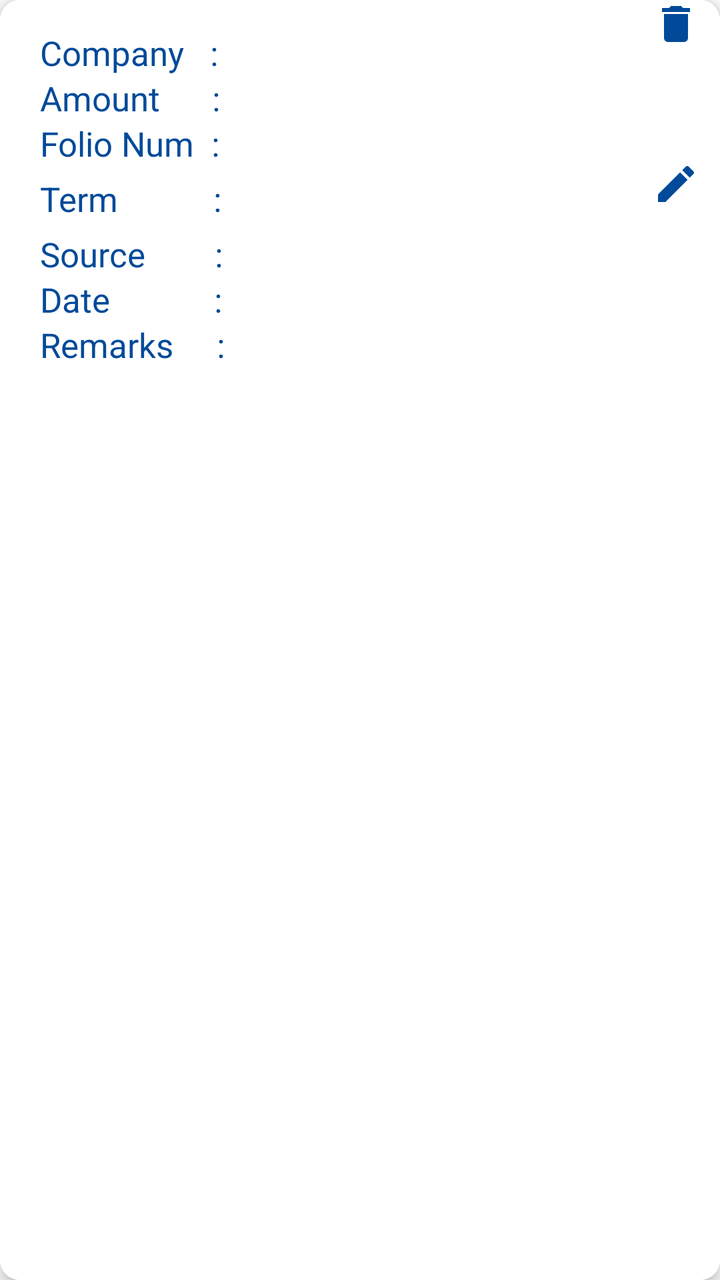
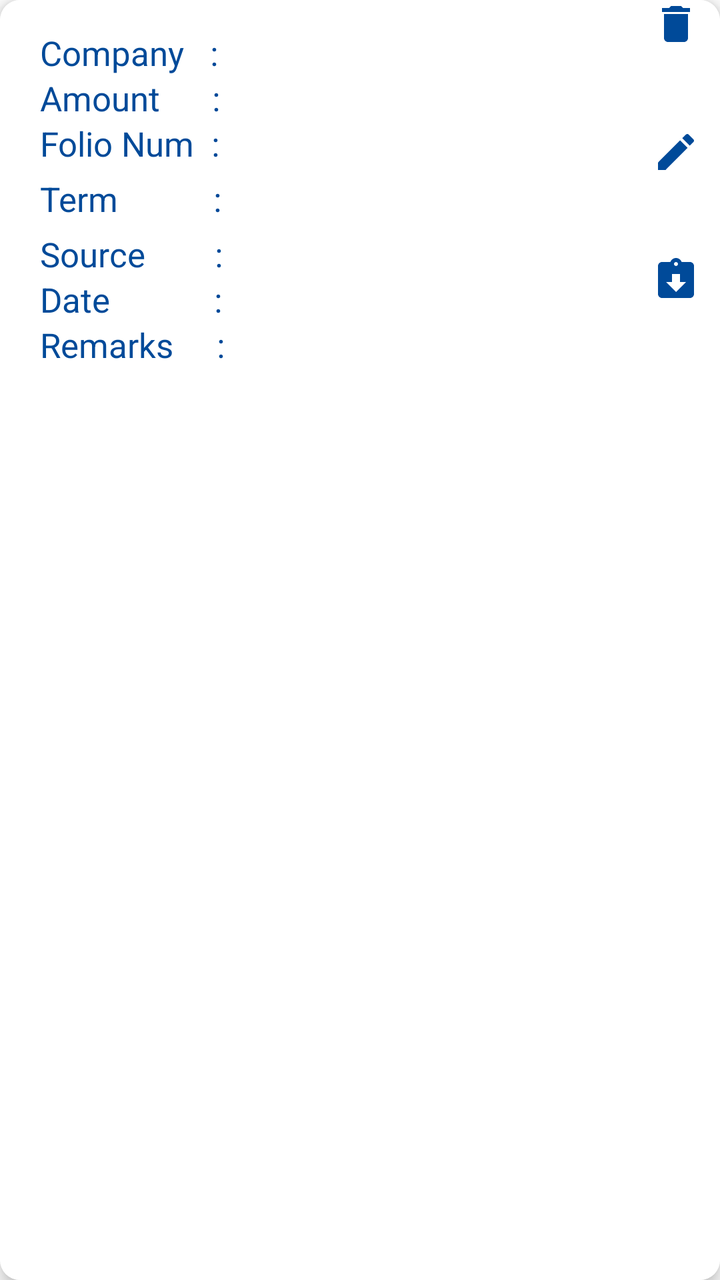

An Android layout rendered at two revisions. The XML below is the earlier revision; the diff shows what the commit changed to produce the second picture.
<!-- AndroidManifest.xml: application theme AppTheme -->
<!-- res/layout/view_investment_details_view.xml -->
<?xml version="1.0" encoding="utf-8"?>
<androidx.cardview.widget.CardView xmlns:android="http://schemas.android.com/apk/res/android"
    xmlns:app="http://schemas.android.com/apk/res-auto"
    xmlns:tools="http://schemas.android.com/tools"
    android:id="@+id/cardView1"
    android:layout_width="match_parent"
    android:layout_height="wrap_content"
    android:layout_margin="10dp"
    app:cardCornerRadius="10dp"
    app:cardElevation="5dp">

    <androidx.constraintlayout.widget.ConstraintLayout
        android:layout_width="match_parent"
        android:layout_height="match_parent"
        android:background="@color/white">

        <LinearLayout
            android:layout_width="match_parent"
            android:layout_height="match_parent"
            android:layout_marginStart="10dp"
            android:layout_marginTop="10dp"
            android:layout_marginEnd="40dp"
            android:layout_marginBottom="10dp"
            android:baselineAligned="false"
            android:orientation="vertical"
            app:layout_constraintBottom_toBottomOf="parent"
            app:layout_constraintEnd_toStartOf="@+id/constraintLayout"
            app:layout_constraintStart_toStartOf="parent"
            app:layout_constraintTop_toTopOf="parent">

            <LinearLayout
                android:layout_width="wrap_content"
                android:layout_height="wrap_content"
                android:layout_gravity="center_vertical"
                android:orientation="horizontal">

                <TextView
                    android:layout_width="wrap_content"
                    android:layout_height="wrap_content"
                    android:layout_marginStart="10dp"
                    android:layout_marginTop="5dp"
                    android:text="Company   :"
                    android:textColor="@color/background"
                    android:textSize="17sp"
                    tools:ignore="HardcodedText" />

                <TextView
                    android:id="@+id/invDetCompany"
                    android:layout_width="wrap_content"
                    android:layout_height="wrap_content"
                    android:layout_marginStart="10dp"
                    android:layout_marginTop="5dp"
                    android:textColor="@color/background"
                    android:textSize="17sp"
                    android:textStyle="italic|bold" />
            </LinearLayout>

            <LinearLayout
                android:layout_width="wrap_content"
                android:layout_height="wrap_content"
                android:layout_gravity="center_vertical"
                android:orientation="horizontal">

                <TextView
                    android:layout_width="wrap_content"
                    android:layout_height="wrap_content"
                    android:layout_marginStart="10dp"
                    android:text="Amount      :"
                    android:textColor="@color/background"
                    android:textSize="17sp"
                    tools:ignore="HardcodedText" />

                <TextView
                    android:id="@+id/invDetAmount"
                    android:layout_width="wrap_content"
                    android:layout_height="wrap_content"
                    android:layout_marginStart="10dp"
                    android:textColor="@color/background"
                    android:textSize="17sp"
                    android:textStyle="italic|bold" />
            </LinearLayout>

            <LinearLayout
                android:layout_width="wrap_content"
                android:layout_height="wrap_content"
                android:layout_gravity="center_vertical"
                android:orientation="horizontal">

                <TextView
                    android:layout_width="wrap_content"
                    android:layout_height="wrap_content"
                    android:layout_marginStart="10dp"
                    android:layout_marginBottom="5dp"
                    android:text="Folio Num  :"
                    android:textColor="@color/background"
                    android:textSize="17sp"
                    tools:ignore="HardcodedText" />

                <TextView
                    android:id="@+id/invDetFolio"
                    android:layout_width="wrap_content"
                    android:layout_height="wrap_content"
                    android:layout_marginStart="10dp"
                    android:layout_marginBottom="5dp"
                    android:textColor="@color/background"
                    android:textSize="17sp"
                    android:textStyle="italic|bold" />

            </LinearLayout>

            <LinearLayout
                android:layout_width="wrap_content"
                android:layout_height="wrap_content"
                android:layout_gravity="center_vertical"
                android:orientation="horizontal">

                <TextView
                    android:layout_width="wrap_content"
                    android:layout_height="wrap_content"
                    android:layout_marginStart="10dp"
                    android:layout_marginBottom="5dp"
                    android:text="Term           :"
                    android:textColor="@color/background"
                    android:textSize="17sp"
                    tools:ignore="HardcodedText" />

                <TextView
                    android:id="@+id/invDetTerm"
                    android:layout_width="wrap_content"
                    android:layout_height="wrap_content"
                    android:layout_marginStart="10dp"
                    android:layout_marginBottom="5dp"
                    android:text=""
                    android:textColor="@color/background"
                    android:textSize="17sp"
                    android:textStyle="italic|bold" />
            </LinearLayout>

            <LinearLayout
                android:layout_width="wrap_content"
                android:layout_height="wrap_content"
                android:layout_gravity="center_vertical"
                android:orientation="horizontal">

                <TextView
                    android:layout_width="wrap_content"
                    android:layout_height="wrap_content"
                    android:layout_marginStart="10dp"
                    android:text="Source        :"
                    android:textColor="@color/background"
                    android:textSize="17sp"
                    tools:ignore="HardcodedText" />

                <TextView
                    android:id="@+id/invDetSource"
                    android:layout_width="wrap_content"
                    android:layout_height="wrap_content"
                    android:layout_marginStart="10dp"
                    android:textColor="@color/background"
                    android:textSize="17sp"
                    android:textStyle="italic|bold" />
            </LinearLayout>

            <LinearLayout
                android:layout_width="wrap_content"
                android:layout_height="wrap_content"
                android:layout_gravity="center_vertical"
                android:orientation="horizontal">

                <TextView
                    android:layout_width="wrap_content"
                    android:layout_height="wrap_content"
                    android:layout_marginStart="10dp"
                    android:text="Date            :"
                    android:textColor="@color/background"
                    android:textSize="17sp"
                    tools:ignore="HardcodedText" />

                <TextView
                    android:id="@+id/invDetDate"
                    android:layout_width="wrap_content"
                    android:layout_height="wrap_content"
                    android:layout_marginStart="10dp"
                    android:textColor="@color/background"
                    android:textSize="17sp"
                    android:textStyle="italic|bold" />
            </LinearLayout>

            <LinearLayout
                android:layout_width="wrap_content"
                android:layout_height="wrap_content"
                android:layout_gravity="center_vertical"
                android:orientation="horizontal">

                <TextView
                    android:layout_width="wrap_content"
                    android:layout_height="wrap_content"
                    android:layout_marginStart="10dp"
                    android:layout_marginBottom="5dp"
                    android:text="Remarks     :"
                    android:textColor="@color/background"
                    android:textSize="17sp"
                    tools:ignore="HardcodedText" />

                <TextView
                    android:id="@+id/invDetRemarks"
                    android:layout_width="wrap_content"
                    android:layout_height="wrap_content"
                    android:layout_marginStart="10dp"
                    android:layout_marginBottom="5dp"
                    android:text=""
                    android:textColor="@color/background"
                    android:textSize="17sp"
                    android:textStyle="italic|bold" />
            </LinearLayout>

        </LinearLayout>

        <androidx.constraintlayout.widget.ConstraintLayout
            android:id="@+id/constraintLayout"
            android:layout_width="wrap_content"
            android:layout_height="match_parent"
            android:layout_marginEnd="10dp"
            app:layout_constraintBottom_toBottomOf="parent"
            app:layout_constraintEnd_toEndOf="parent"
            app:layout_constraintTop_toTopOf="parent">

            <ImageView
                android:id="@+id/investDetEditBtn"
                android:layout_width="wrap_content"
                android:layout_height="wrap_content"
                android:layout_marginTop="80dp"
                android:contentDescription="@string/investment_details_edit_btn"
                android:src="@drawable/ic_edit"
                app:layout_constraintEnd_toEndOf="parent"
                app:layout_constraintStart_toStartOf="parent"
                app:layout_constraintTop_toTopOf="parent" />

            <ImageView
                android:id="@+id/investDetDeleteBtn"
                android:layout_width="wrap_content"
                android:layout_height="wrap_content"
                android:contentDescription="@string/investment_details_delete_btn"
                android:src="@drawable/ic_delete"
                app:layout_constraintEnd_toEndOf="parent"
                app:layout_constraintStart_toStartOf="parent"
                app:layout_constraintTop_toTopOf="parent" />

        </androidx.constraintlayout.widget.ConstraintLayout>

    </androidx.constraintlayout.widget.ConstraintLayout>

</androidx.cardview.widget.CardView>
<!-- resources referenced by this layout -->
<resources>
  <color name="background">#004A99</color>
  <color name="white">#FFFFFFFF</color>
  <!-- drawable ic_delete (drawable) -->
  <vector xmlns:android="http://schemas.android.com/apk/res/android"
      android:width="24dp"
      android:height="24dp"
      android:tint="@color/background"
      android:viewportWidth="24"
      android:viewportHeight="24">
      <path
          android:fillColor="@android:color/white"
          android:pathData="M6,19c0,1.1 0.9,2 2,2h8c1.1,0 2,-0.9 2,-2V7H6v12zM19,4h-3.5l-1,-1h-5l-1,1H5v2h14V4z" />
  </vector>
  <!-- drawable ic_edit (drawable) -->
  <vector xmlns:android="http://schemas.android.com/apk/res/android"
      android:width="24dp"
      android:height="24dp"
      android:tint="@color/background"
      android:viewportWidth="24"
      android:viewportHeight="24">
      <path
          android:fillColor="@android:color/white"
          android:pathData="M3,17.25V21h3.75L17.81,9.94l-3.75,-3.75L3,17.25zM20.71,7.04c0.39,-0.39 0.39,-1.02 0,-1.41l-2.34,-2.34c-0.39,-0.39 -1.02,-0.39 -1.41,0l-1.83,1.83 3.75,3.75 1.83,-1.83z" />
  </vector>
  <string name="investment_details_delete_btn">InvestmentDetailsDeleteBtn</string>
  <string name="investment_details_edit_btn">InvestmentDetailsEditBtn</string>
  <style name="AppTheme" parent="Theme.MaterialComponents.Light.DarkActionBar">
          
          
          
          <item name="colorPrimary">@color/background</item>
          <item name="colorPrimaryDark">@color/background</item>
          <item name="colorAccent">@color/background</item>
          
          <item name="colorSurface">@color/background</item>
          
          <item name="android:itemTextAppearance">@style/OptionsMenuStyle</item>
      </style>
  <style name="OptionsMenuStyle" parent="@style/TextAppearance.AppCompat.Widget.ActionBar.Title">
          <item name="android:textColor">@color/background</item>
          <item name="android:textStyle">italic|bold</item>
          <item name="android:textSize">15sp</item>
      </style>
</resources>

<!-- the commit's change to res/layout/view_investment_details_view.xml (unified diff, before → after) -->
@@ -226,17 +226,6 @@
             app:layout_constraintTop_toTopOf="parent">
 
             <ImageView
-                android:id="@+id/investDetEditBtn"
-                android:layout_width="wrap_content"
-                android:layout_height="wrap_content"
-                android:layout_marginTop="80dp"
-                android:contentDescription="@string/investment_details_edit_btn"
-                android:src="@drawable/ic_edit"
-                app:layout_constraintEnd_toEndOf="parent"
-                app:layout_constraintStart_toStartOf="parent"
-                app:layout_constraintTop_toTopOf="parent" />
-
-            <ImageView
                 android:id="@+id/investDetDeleteBtn"
                 android:layout_width="wrap_content"
                 android:layout_height="wrap_content"
@@ -246,6 +235,28 @@
                 app:layout_constraintStart_toStartOf="parent"
                 app:layout_constraintTop_toTopOf="parent" />
 
+            <ImageView
+                android:id="@+id/investDetEditBtn"
+                android:layout_width="wrap_content"
+                android:layout_height="wrap_content"
+                android:layout_marginTop="40dp"
+                android:contentDescription="@string/investment_details_edit_btn"
+                android:src="@drawable/ic_edit"
+                app:layout_constraintEnd_toEndOf="parent"
+                app:layout_constraintStart_toStartOf="parent"
+                app:layout_constraintTop_toBottomOf="@+id/investDetDeleteBtn" />
+
+            <ImageView
+                android:id="@+id/investDetMatureBtn"
+                android:layout_width="wrap_content"
+                android:layout_height="wrap_content"
+                android:layout_marginTop="40dp"
+                android:contentDescription="@string/investmentdetailsmaturebtn"
+                android:src="@drawable/ic_return"
+                app:layout_constraintEnd_toEndOf="parent"
+                app:layout_constraintStart_toStartOf="parent"
+                app:layout_constraintTop_toBottomOf="@+id/investDetEditBtn" />
+
         </androidx.constraintlayout.widget.ConstraintLayout>
 
     </androidx.constraintlayout.widget.ConstraintLayout>
<!-- resource entries referenced after the edit -->
@@ -24,8 +24,20 @@
           android:fillColor="@android:color/white"
           android:pathData="M3,17.25V21h3.75L17.81,9.94l-3.75,-3.75L3,17.25zM20.71,7.04c0.39,-0.39 0.39,-1.02 0,-1.41l-2.34,-2.34c-0.39,-0.39 -1.02,-0.39 -1.41,0l-1.83,1.83 3.75,3.75 1.83,-1.83z" />
   </vector>
+  <!-- drawable ic_return (drawable) -->
+  <vector xmlns:android="http://schemas.android.com/apk/res/android"
+      android:width="24dp"
+      android:height="24dp"
+      android:tint="@color/background"
+      android:viewportWidth="24"
+      android:viewportHeight="24">
+      <path
+          android:fillColor="@android:color/white"
+          android:pathData="M19,3h-4.18C14.4,1.84 13.3,1 12,1c-1.3,0 -2.4,0.84 -2.82,2L5,3c-1.1,0 -2,0.9 -2,2v14c0,1.1 0.9,2 2,2h14c1.1,0 2,-0.9 2,-2L21,5c0,-1.1 -0.9,-2 -2,-2zM12,3c0.55,0 1,0.45 1,1s-0.45,1 -1,1 -1,-0.45 -1,-1 0.45,-1 1,-1zM12,18l-5,-5h3L10,9h4v4h3l-5,5z" />
+  </vector>
   <string name="investment_details_delete_btn">InvestmentDetailsDeleteBtn</string>
   <string name="investment_details_edit_btn">InvestmentDetailsEditBtn</string>
+  <string name="investmentdetailsmaturebtn">InvestmentDetailsMatureBtn</string>
   <style name="AppTheme" parent="Theme.MaterialComponents.Light.DarkActionBar">
           
           
